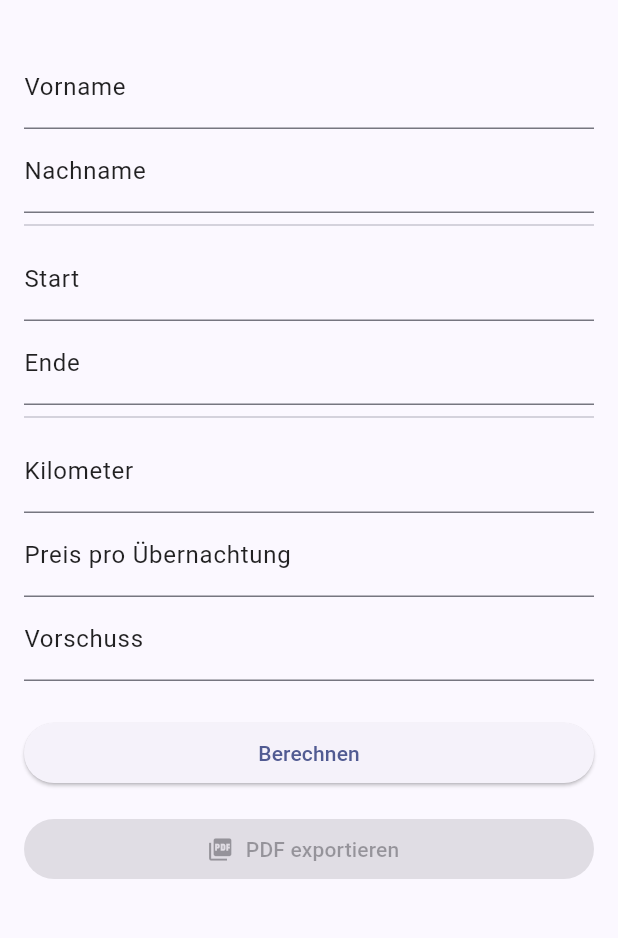
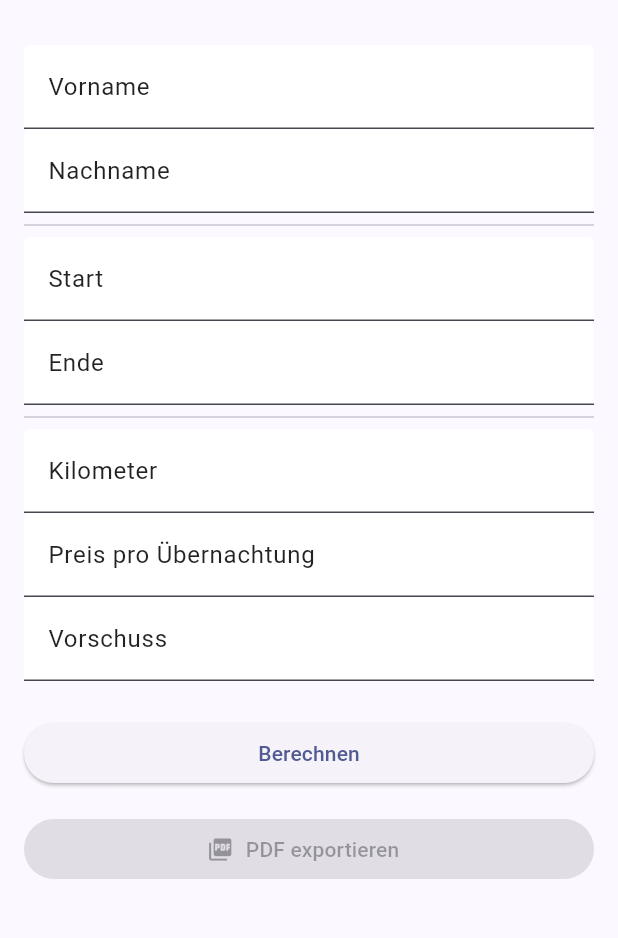
Before and after one commit to 89Enola/reisekosten-app, a Flutter app: the screen it shows after launch, on a phone screen of 412 x 824 dp, the part 63-1001 px from its top. Run offline on Flutter 3.47's test engine with Material 3 defaults, Android fonts, the light colour scheme and no system bars; our stand-ins replace pdf, printing.

Commit message:
Fix iOS Textanzeige & Widget-Struktur

```diff
--- a/lib/main.dart
+++ b/lib/main.dart
@@ -46,12 +46,12 @@ class ReisekostenApp extends StatelessWidget {
         useMaterial3: true,
         colorSchemeSeed: Colors.indigo,
         inputDecorationTheme: const InputDecorationTheme(
+          filled: true,
+          fillColor: Colors.white,
           labelStyle: TextStyle(color: Colors.black87),
           floatingLabelStyle: TextStyle(color: Colors.indigo),
         ),
-        textTheme: const TextTheme(
-          bodyMedium: TextStyle(color: Colors.black),
-        ),
+        textTheme: const TextTheme(bodyMedium: TextStyle(color: Colors.black)),
       ),
       home: const ReisekostenSeite(),
     );
@@ -78,8 +78,7 @@ class _ReisekostenSeiteState extends State<ReisekostenSeite> {
 
   String _ergebnis = '';
 
-  bool get _isIphone =>
-      kIsWeb && defaultTargetPlatform == TargetPlatform.iOS;
+  bool get _isIphone => kIsWeb && defaultTargetPlatform == TargetPlatform.iOS;
 
   /// ===============================
   /// DATE PICKER
@@ -179,10 +178,7 @@ class _ReisekostenSeiteState extends State<ReisekostenSeite> {
   Future<void> _pdf() async {
     final pdf = pw.Document();
     pdf.addPage(
-      pw.Page(
-        pageFormat: PdfPageFormat.a4,
-        build: (_) => pw.Text(_ergebnis),
-      ),
+      pw.Page(pageFormat: PdfPageFormat.a4, build: (_) => pw.Text(_ergebnis)),
     );
     await Printing.layoutPdf(onLayout: (_) async => pdf.save());
   }
@@ -192,8 +188,7 @@ class _ReisekostenSeiteState extends State<ReisekostenSeite> {
 
   String _num(double v) => v.toStringAsFixed(2).replaceAll('.', ',');
 
-  InputDecoration _dec(String label) =>
-      InputDecoration(labelText: label);
+  InputDecoration _dec(String label) => InputDecoration(labelText: label);
 
   TextField _field(TextEditingController c, String label) => TextField(
     controller: c,
@@ -213,8 +208,7 @@ class _ReisekostenSeiteState extends State<ReisekostenSeite> {
           removeBottom: false,
           child: ListView(
             padding: const EdgeInsets.all(16),
-            keyboardDismissBehavior:
-                ScrollViewKeyboardDismissBehavior.onDrag,
+            keyboardDismissBehavior: ScrollViewKeyboardDismissBehavior.onDrag,
             children: [
               _field(_vorname, 'Vorname'),
               _field(_nachname, 'Nachname'),
@@ -238,28 +232,32 @@ class _ReisekostenSeiteState extends State<ReisekostenSeite> {
               ),
               const SizedBox(height: 16),
               ElevatedButton.icon(
-                onPressed:
-                    !_isIphone && daten.reisekostenGesamt > 0 ? _pdf : null,
+                onPressed: !_isIphone && daten.reisekostenGesamt > 0
+                    ? _pdf
+                    : null,
                 icon: const Icon(Icons.picture_as_pdf),
                 label: const Text('PDF exportieren'),
               ),
               if (_isIphone && _ergebnis.isNotEmpty) ...[
                 const SizedBox(height: 16),
                 ElevatedButton.icon(
-                  onPressed: () {},
                   icon: const Icon(Icons.text_snippet),
                   label: const Text('Text anzeigen'),
+                  onPressed: () {
+                    showModalBottomSheet(
+                      context: context,
+                      isScrollControlled: true,
+                      builder: (_) => Padding(
+                        padding: const EdgeInsets.all(16),
+                        child: SingleChildScrollView(
+                          child: Text(
+                            _ergebnis,
+                            style: const TextStyle(fontSize: 16),
                           ),
-              ],
-              if (_ergebnis.isNotEmpty) ...[
-                const SizedBox(height: 16),
-                Container(
-                  padding: const EdgeInsets.all(12),
-                  decoration: BoxDecoration(
-                    color: Colors.indigo.shade50,
-                    borderRadius: BorderRadius.circular(8),
                         ),
-                  child: Text(_ergebnis),
+                      ),
+                    );
+                  },
                 ),
               ],
             ],
```
Lines whose indentation alone changed are shown as unchanged.
